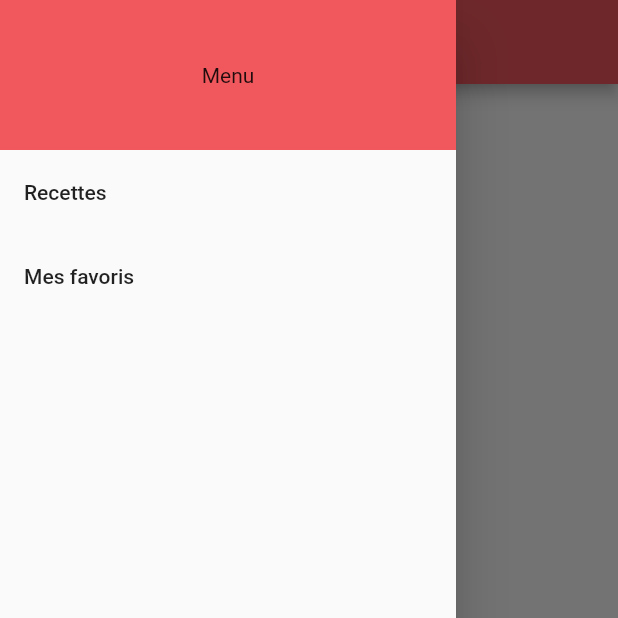
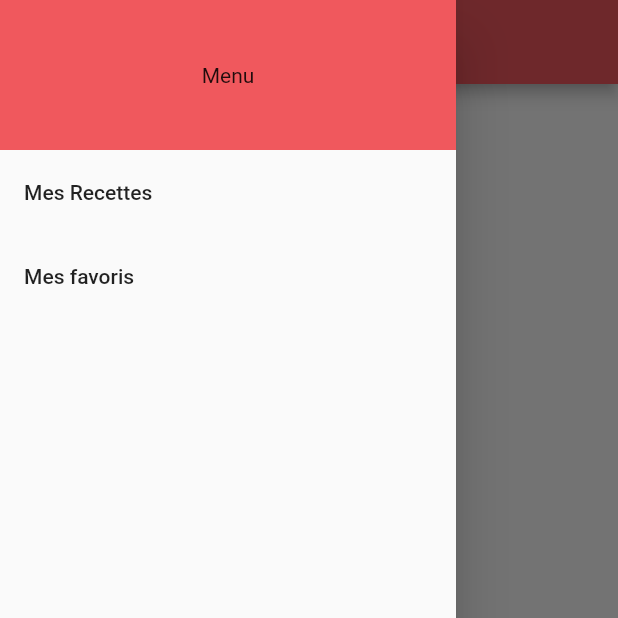
Before and after one commit to amaury-LC/app_recette, a Flutter app: the screen it shows after launch, with the side drawer open, on a phone screen of 412 x 824 dp, the top half of it. Run offline on Flutter 3.47's test engine with Material 2 defaults, Android fonts, the phone set to English and light mode, and no system bars; our stand-ins replace cloud_firestore, firebase_storage, sqflite; accounts and stored records are empty.

Commit message:
changement titre

```diff
--- a/lib/main.dart
+++ b/lib/main.dart
@@ -113,7 +113,7 @@ class Home extends StatelessWidget {
 
     return Scaffold(
       appBar: AppBar(
-        title: Text('Recette de cuisine'),
+        title: Text('FOODAPP'),
         backgroundColor: Color.fromRGBO(240, 88, 93, 1),
       ),
       // body is the majority of the screen.
@@ -158,8 +158,13 @@ class Home extends StatelessWidget {
               height: 100.0,
             ),
             ListTile(
-              title: Text('Recettes'),
+              title: Text('Mes Recettes'),
               onTap: () {
+
+                 Navigator.push(
+            context,
+            MaterialPageRoute(builder: (context) => Home(favorite,mesrecettes)),
+          );
 
 
               },
```
